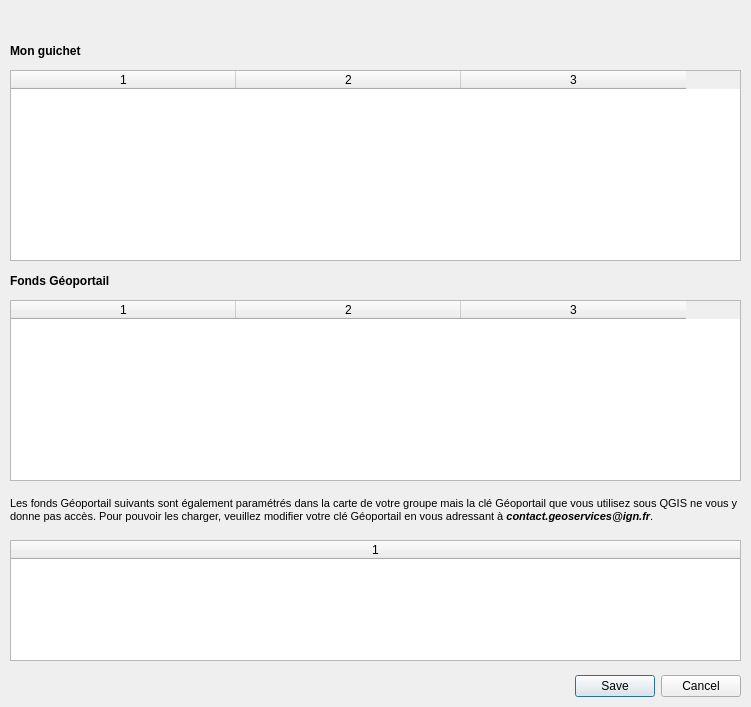
First picture: the form in FormChargerGuichet_base.ui, repository IGNF/espace-collaboratif-qgis-plugin, before the edit.
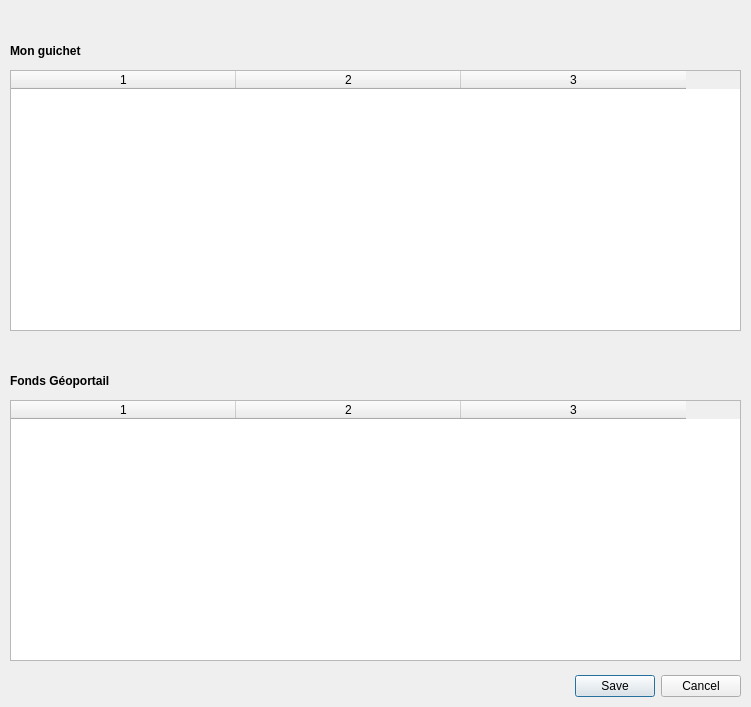
Second picture: the form after the edit.

Commit message: Modification dialogues suite abandon cle geoportail

What changed in the file:
```diff
--- a/FormChargerGuichet_base.ui
+++ b/FormChargerGuichet_base.ui
@@ -53,7 +53,7 @@
    <property name="geometry">
     <rect>
      <x>10</x>
-     <y>270</y>
+     <y>370</y>
      <width>131</width>
      <height>21</height>
     </rect>
@@ -78,7 +78,7 @@
      <x>10</x>
      <y>70</y>
      <width>731</width>
-     <height>191</height>
+     <height>261</height>
     </rect>
    </property>
    <property name="sizePolicy">
@@ -155,9 +155,9 @@
    <property name="geometry">
     <rect>
      <x>10</x>
-     <y>300</y>
+     <y>400</y>
      <width>731</width>
-     <height>181</height>
+     <height>261</height>
     </rect>
    </property>
    <property name="horizontalScrollBarPolicy">
@@ -212,75 +212,6 @@
    <column/>
    <column/>
   </widget>
-  <widget class="QTableWidget" name="tableWidgetFondsGeoportailBis">
-   <property name="geometry">
-    <rect>
-     <x>10</x>
-     <y>540</y>
-     <width>731</width>
-     <height>121</height>
-    </rect>
-   </property>
-   <property name="sizeAdjustPolicy">
-    <enum>QAbstractScrollArea::AdjustToContents</enum>
-   </property>
-   <property name="showGrid">
-    <bool>false</bool>
-   </property>
-   <property name="gridStyle">
-    <enum>Qt::NoPen</enum>
-   </property>
-   <property name="columnCount">
-    <number>1</number>
-   </property>
-   <attribute name="horizontalHeaderCascadingSectionResizes">
-    <bool>true</bool>
-   </attribute>
-   <attribute name="horizontalHeaderHighlightSections">
-    <bool>false</bool>
-   </attribute>
-   <attribute name="horizontalHeaderStretchLastSection">
-    <bool>true</bool>
-   </attribute>
-   <attribute name="verticalHeaderVisible">
-    <bool>false</bool>
-   </attribute>
-   <attribute name="verticalHeaderCascadingSectionResizes">
-    <bool>true</bool>
-   </attribute>
-   <attribute name="verticalHeaderHighlightSections">
-    <bool>false</bool>
-   </attribute>
-   <attribute name="verticalHeaderStretchLastSection">
-    <bool>false</bool>
-   </attribute>
-   <column/>
-  </widget>
-  <widget class="QLabel" name="labelFondsGeopportailBis">
-   <property name="geometry">
-    <rect>
-     <x>10</x>
-     <y>480</y>
-     <width>731</width>
-     <height>61</height>
-    </rect>
-   </property>
-   <property name="font">
-    <font>
-     <pointsize>8</pointsize>
-     <italic>false</italic>
-    </font>
-   </property>
-   <property name="text">
-    <string>&lt;html&gt;&lt;head/&gt;&lt;body&gt;&lt;p&gt;Les fonds Géoportail suivants sont également paramétrés dans la carte de votre groupe mais la clé Géoportail que vous utilisez sous QGIS ne vous y donne pas accès. Pour pouvoir les charger, veuillez modifier votre clé Géoportail en vous adressant à &lt;span style=&quot; font-weight:600; font-style:italic;&quot;&gt;contact.geoservices@ign.fr&lt;/span&gt;.&lt;/p&gt;&lt;/body&gt;&lt;/html&gt;</string>
-   </property>
-   <property name="textFormat">
-    <enum>Qt::AutoText</enum>
-   </property>
-   <property name="wordWrap">
-    <bool>true</bool>
-   </property>
-  </widget>
   <widget class="QLabel" name="labelGroupeActif">
    <property name="geometry">
     <rect>
```
The commit also changes 14 other files.
